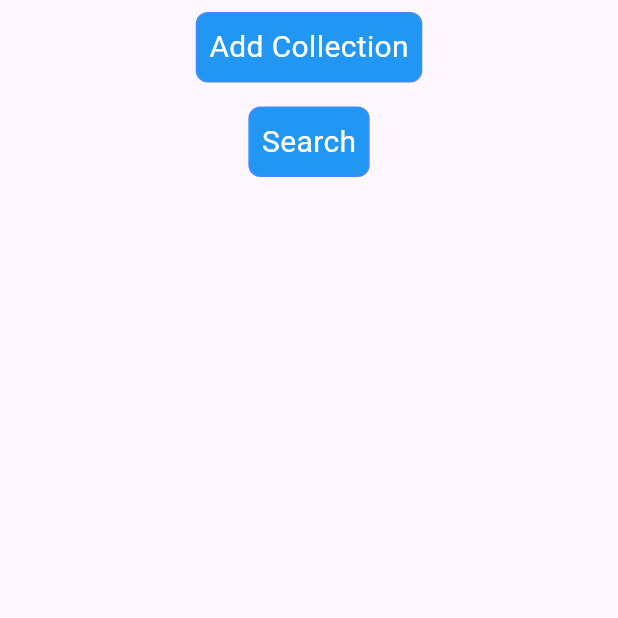
After one commit to quoctran1/trainning, a Flutter app: the FireStoreScreen screen opened directly, after a tap on "Search", on a phone screen of 412 x 824 dp, the top half of it. The commit adds this screen. Run offline on Flutter 3.47's test engine with Material 3 defaults, Android fonts, the phone set to English and light mode, and no system bars; our stand-ins replace bloc, cached_network_image, cloud_firestore, firebase_analytics, firebase_core, firebase_crashlytics and 5 more; accounts and stored records are empty.

Commit message:
update: firestore

```diff
--- a/lib/main.dart
+++ b/lib/main.dart
@@ -4,6 +4,7 @@ import 'package:trainning/screen/bloc_screen/bloc_provider_screen.dart';
 import 'package:trainning/screen/bloc_screen/bloc_screen.dart';
 import 'package:trainning/screen/bloc_screen/loading_bloc_screen.dart';
 import 'package:trainning/screen/cupertino_screen.dart';
+import 'package:trainning/screen/firebase_screen/firestore_screen.dart';
 import 'package:trainning/screen/firebase_screen/remote_config_controller.dart';
 import 'package:trainning/screen/firebase_screen/remote_config_screen.dart';
 import 'package:trainning/screen/form/form_screen.dart';
@@ -553,6 +554,17 @@ class _MyHomePageState extends State<MyHomePage> {
                 );
               },
             ),
+            HomeButtonWidget(
+              title: 'FireStoreScreen',
+              onTap: () {
+                Navigator.push<void>(
+                  context,
+                  MaterialPageRoute<void>(
+                    builder: (BuildContext context) => const FireStoreScreen(),
+                  ),
+                );
+              },
+            ),
             const Divider(
               color: Colors.red,
             ),
--- /dev/null
+++ b/lib/models/app_info/app_info.dart
@@ -0,0 +1,17 @@
+class AppInfo {
+  Info? info;
+
+  AppInfo(this.info);
+
+  factory AppInfo.fromJson(Map<String, dynamic> json) {
+    return AppInfo(Info.fromJson(json));
+  }
+}
+
+class Info {
+  String? name;
+
+  Info(this.name);
+
+  factory Info.fromJson(Map<String, dynamic> json) => Info(json['name']);
+}
--- /dev/null
+++ b/lib/screen/firebase_screen/firestore_controller.dart
@@ -0,0 +1,41 @@
+import 'package:cloud_firestore/cloud_firestore.dart';
+import 'package:trainning/models/app_info/app_info.dart';
+
+class FireStoreController {
+  Future<AppInfo?> fetchCommunity() async {
+    final result = await FirebaseFirestore.instance
+        .collection('app_info')
+        .doc('info')
+        .get();
+    if (result.data() == null) return null;
+    final data = AppInfo.fromJson(result.data()!);
+    return data;
+  }
+
+  Future<void> addCollection() async {
+    await FirebaseFirestore.instance.collection('record').add({
+      'name': 'John Doe',
+      'email': 'johndoe@example.com',
+      'age': 25,
+      'createdAt': FieldValue.serverTimestamp(),
+    }).then((value) {
+      print("User Added with ID: ${value.id}");
+    }).catchError((error) {
+      print("Failed to add user: $error");
+    });
+  }
+
+  Future<void> searchDocument(String name) async {
+    try {
+      QuerySnapshot querySnapshot = await FirebaseFirestore.instance
+          .collection('record')
+          .where(name)
+          .get();
+      for (var doc in querySnapshot.docs) {
+        print(doc.data());
+      }
+    } catch (e) {
+      print(e);
+    }
+  }
+}
--- /dev/null
+++ b/lib/screen/firebase_screen/firestore_screen.dart
@@ -0,0 +1,43 @@
+import 'package:flutter/material.dart';
+import 'package:trainning/models/app_info/app_info.dart';
+import 'package:trainning/screen/firebase_screen/firestore_controller.dart';
+import 'package:trainning/widget/home_button_widget.dart';
+
+class FireStoreScreen extends StatefulWidget {
+  const FireStoreScreen({super.key});
+
+  @override
+  State<FireStoreScreen> createState() => _FireStoreScreenState();
+}
+
+class _FireStoreScreenState extends State<FireStoreScreen> {
+  @override
+  Widget build(BuildContext context) {
+    return Scaffold(
+      body: Center(
+        child: Column(
+          children: [
+            FutureBuilder(
+              future: FireStoreController().fetchCommunity(),
+              builder:
+                  (BuildContext context, AsyncSnapshot<AppInfo?> snapshot) {
+                if (!snapshot.hasData) return const SizedBox();
+                return Text(snapshot.data!.info?.name ?? "");
+              },
+            ),
+            HomeButtonWidget(
+                title: 'Add Collection',
+                onTap: () {
+                  FireStoreController().addCollection();
+                }),
+            HomeButtonWidget(
+                title: 'Search',
+                onTap: () {
+                  FireStoreController().searchDocument('b');
+                }),
+          ],
+        ),
+      ),
+    );
+  }
+}
--- a/pubspec.yaml
+++ b/pubspec.yaml
@@ -46,6 +46,7 @@ dependencies:
   firebase_crashlytics: ^4.3.4
   firebase_analytics: ^11.4.4
   firebase_remote_config: ^5.0.3
+  cloud_firestore: ^5.1.0
 dev_dependencies:
   flutter_test:
     sdk: flutter
```
